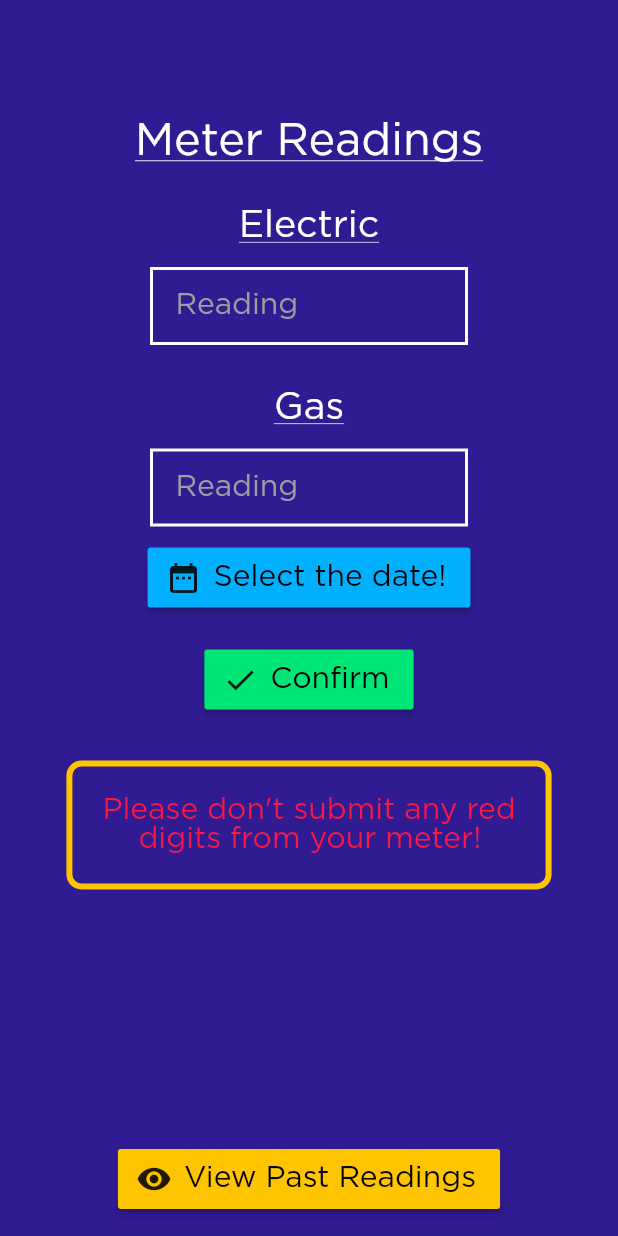
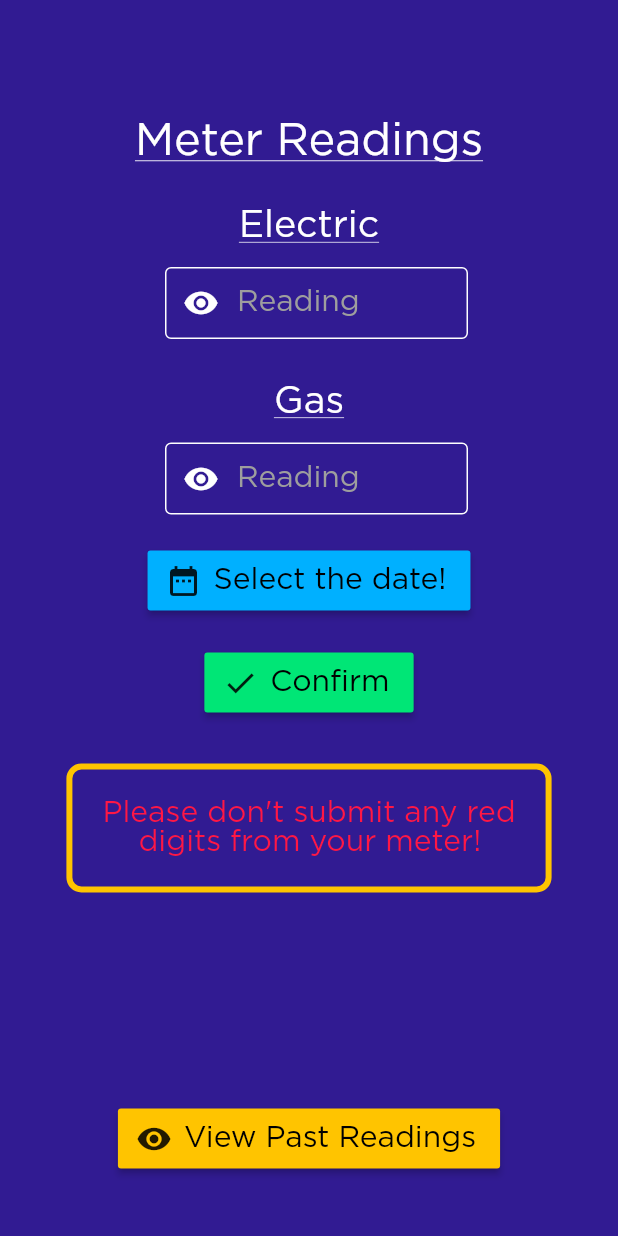
Before and after one commit to jagraj28/OctopusApp, a Flutter app: the Readings screen opened by its route, on a phone screen of 412 x 824 dp. Run offline on Flutter 3.47's test engine with Material 2 defaults, Android fonts, the phone set to English and light mode, and no system bars; our stand-ins replace carousel_slider, curved_navigation_bar.

Commit message:
v3.1
Validation for readings

```diff
--- a/octopus_app/lib/pages/login.dart
+++ b/octopus_app/lib/pages/login.dart
@@ -61,7 +61,7 @@ class _LoginState extends State<Login> {
                       'Login',
                       style: TextStyle(
                         decoration: TextDecoration.underline,
-                        fontSize: 27.0,
+                        fontSize: 26.0,
                         color: Colors.white,
                         fontFamily: 'Gotham',
                         ),
--- a/octopus_app/lib/pages/readings.dart
+++ b/octopus_app/lib/pages/readings.dart
@@ -9,6 +9,9 @@ class Readings extends StatefulWidget {
 // widget for Readings page
 class _ReadingsState extends State<Readings> {
 
+  var elecKey = GlobalKey<FormState>();
+  var gasKey = GlobalKey<FormState>();
+
   DateTime _dateTime;
 
   @override
@@ -18,10 +21,16 @@ class _ReadingsState extends State<Readings> {
       backgroundColor: Colors.deepPurple[900],
       resizeToAvoidBottomInset: true,
 
-      body: Container(
+      body: GestureDetector(
+        onTap: () {
+          FocusScope.of(context).requestFocus(FocusNode());
+        },
+
+        child: Container(
           child: SingleChildScrollView(
             child: Column(
               children: <Widget>[
+
                 Center(
                   child: Container(
                     child: Padding(
@@ -54,17 +63,20 @@ class _ReadingsState extends State<Readings> {
                   ),
                 ),
 
+                Form(
+                  key: elecKey,
+                  child: Column(
+                    children: <Widget>[
                       Container(
                         margin: const EdgeInsets.only(top: 15.0, left: 100.0, right: 100.0),
-                padding: const EdgeInsets.only(left: 15.0),
-                decoration: BoxDecoration(
-                  border: Border.all(
-                    width: 2.0,
-                    color: Colors.white,
-                  ),
-                ),
+                        padding: const EdgeInsets.only(left: 10.0),
                         child: Center(
-                  child: TextField(
+                          child: TextFormField(
+                            validator: (String value) {
+                              if (value.isEmpty) {
+                                return "Please enter a valid reading";
+                              }
+                            },
                             keyboardType: TextInputType.number,
                             style: TextStyle(
                               color: Colors.white,
@@ -72,11 +84,26 @@ class _ReadingsState extends State<Readings> {
                               fontFamily: 'Gotham',
                             ),
                             decoration: InputDecoration(
+                              enabledBorder: OutlineInputBorder(
+                                borderSide: BorderSide(color: Colors.white),
+                              ),
+                              focusedBorder: OutlineInputBorder(
+                                borderSide: BorderSide(color: Colors.white),
+                              ),
+                              prefixIcon: Icon(Icons.remove_red_eye, color: Colors.white),
                               hintText: 'Reading',
                               hintStyle: TextStyle(color: Colors.grey),
-                      border: InputBorder.none,
+                              contentPadding: EdgeInsets.only(top: 16.0),
+                              errorStyle: TextStyle(
+                                fontFamily: 'Gotham',
+                                fontSize: 15.0,
+                                color: Colors.redAccent[400]
                               ),
                             ),
+                          ),
+                        ),
+                      ),
+                    ],
                   ),
                 ),
 
@@ -95,17 +122,20 @@ class _ReadingsState extends State<Readings> {
                   ),
                 ),
 
+                Form(
+                  key: gasKey,
+                  child: Column(
+                    children: <Widget>[
                       Container(
                         margin: const EdgeInsets.only(top: 15.0, left: 100.0, right: 100.0),
-                padding: const EdgeInsets.only(left: 15.0),
-                decoration: BoxDecoration(
-                  border: Border.all(
-                    width: 2.0,
-                    color: Colors.white,
-                  ),
-                ),
+                        padding: const EdgeInsets.only(left: 10.0),
                         child: Center(
-                  child: TextField(
+                          child: TextFormField(
+                            validator: (String value) {
+                              if (value.isEmpty) {
+                                return "Please enter a valid reading";
+                              }
+                            },
                             keyboardType: TextInputType.number,
                             style: TextStyle(
                               color: Colors.white,
@@ -113,16 +143,32 @@ class _ReadingsState extends State<Readings> {
                               fontFamily: 'Gotham',
                             ),
                             decoration: InputDecoration(
+                              enabledBorder: OutlineInputBorder(
+                                borderSide: BorderSide(color: Colors.white),
+                              ),
+                              focusedBorder: OutlineInputBorder(
+                                borderSide: BorderSide(color: Colors.white),
+                              ),
+                              prefixIcon: Icon(Icons.remove_red_eye, color: Colors.white),
                               hintText: 'Reading',
                               hintStyle: TextStyle(color: Colors.grey),
-                      border: InputBorder.none,
+                              contentPadding: EdgeInsets.only(top: 16.0),
+                              errorStyle: TextStyle(
+                                fontFamily: 'Gotham',
+                                fontSize: 15.0,
+                                color: Colors.redAccent[400]
                               ),
                             ),
                           ),
                         ),
+                      ),
+                    ],
+                  ),
+                ),
 
-              Container(
-                padding: EdgeInsets.only(top: 10.0),
+                Form(
+                  child: Container(
+                    padding: EdgeInsets.only(top: 20.0),
                     child: Center(
                       child: ButtonTheme(
                         height: 40.0,
@@ -151,6 +197,7 @@ class _ReadingsState extends State<Readings> {
                       ),
                     ),
                   ),
+                ),
 
                 Container(
                   child: Padding(
@@ -159,7 +206,12 @@ class _ReadingsState extends State<Readings> {
                       height: 40.0,
                       child: RaisedButton.icon(
                         onPressed: () {
-                        Navigator.pushNamed(context, '/confirm_readings');
+                          if (elecKey.currentState.validate()) {
+                          Navigator.pushReplacementNamed(context, '/confirm_readings');
+                          }
+                          if (gasKey.currentState.validate()) {
+                          Navigator.pushReplacementNamed(context, '/confirm_readings');
+                          }
                         },
                         icon: Icon(Icons.check),
                         color: Colors.greenAccent[400],
@@ -198,7 +250,7 @@ class _ReadingsState extends State<Readings> {
 
                 Container(
                   child: Padding(
-                  padding: EdgeInsets.only(top: 169.0),
+                    padding: EdgeInsets.only(top: 140.0, bottom: 20.0),
                     child: ButtonTheme(
                       height: 40.0,
                       child: RaisedButton.icon(
@@ -224,6 +276,7 @@ class _ReadingsState extends State<Readings> {
             ),
           ),
         ),
+      ),
     );
   }
 }
--- a/octopus_app/pubspec.yaml
+++ b/octopus_app/pubspec.yaml
@@ -23,6 +23,7 @@ environment:
 dependencies:
   curved_navigation_bar:
   carousel_slider:
+  datetime_picker_formfield:
   intl:
   flutter:
     sdk: flutter
```
Also changed, not shown: octopus_app/lib/pages/account.dart (+7 -1 lines), octopus_app/lib/pages/bills.dart (+7 -1 lines), octopus_app/lib/pages/home.dart (+7 -1 lines), octopus_app/pubspec.lock. Lines whose indentation alone changed are shown as unchanged.
